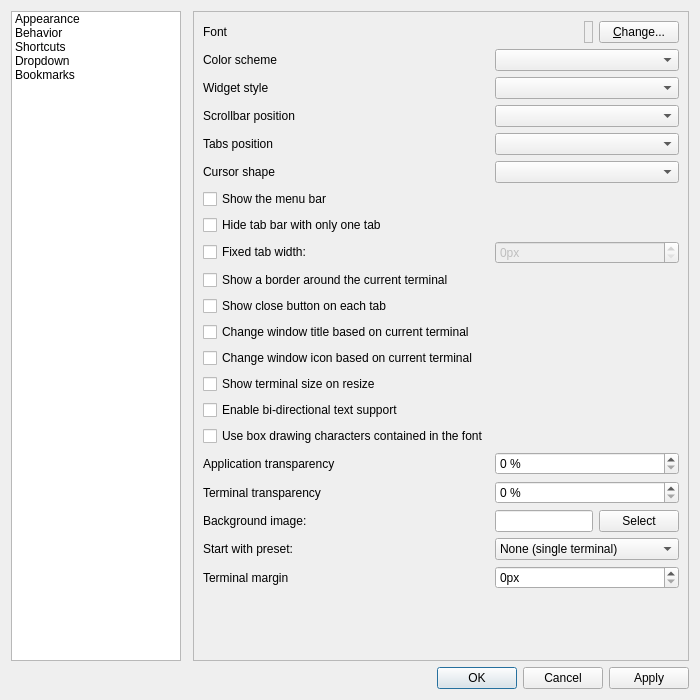
Qt form src/forms/propertiesdialog.ui (lxqt/qterminal) before a commit.
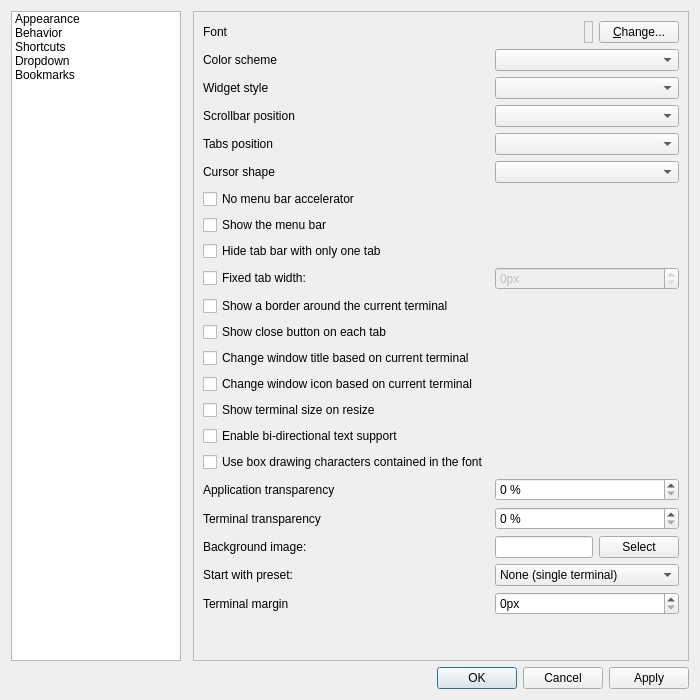
The same form after that commit.

Commit message:
Made menubar accelerators optional
Because `Alt+F` and some other shortcuts have meaning for a terminal emulator.

Fixes https://github.com/lxqt/qterminal/issues/485

Patch:
```diff
--- a/src/forms/propertiesdialog.ui
+++ b/src/forms/propertiesdialog.ui
@@ -117,7 +117,7 @@
            </rect>
           </property>
           <layout class="QGridLayout" name="gridLayout_3">
-           <item row="17" column="1">
+           <item row="18" column="1">
             <widget class="QSpinBox" name="appTransparencyBox">
              <property name="suffix">
               <string> %</string>
@@ -194,7 +194,7 @@
              </layout>
             </widget>
            </item>
-           <item row="7" column="0">
+           <item row="8" column="0">
             <widget class="QCheckBox" name="showMenuCheckBox">
              <property name="text">
               <string>Show the menu bar</string>
@@ -204,7 +204,7 @@
            <item row="2" column="1">
             <widget class="QComboBox" name="colorSchemaCombo"/>
            </item>
-           <item row="20" column="0">
+           <item row="21" column="0">
             <widget class="QLabel" name="label_9">
              <property name="text">
               <string>Start with preset:</string>
@@ -214,7 +214,7 @@
              </property>
             </widget>
            </item>
-           <item row="20" column="1">
+           <item row="21" column="1">
             <widget class="QComboBox" name="terminalPresetComboBox">
              <item>
               <property name="text">
@@ -248,7 +248,7 @@
              </property>
             </widget>
            </item>
-           <item row="21" column="0">
+           <item row="22" column="0">
             <widget class="QLabel" name="label_15">
              <property name="text">
               <string>Terminal margin</string>
@@ -258,14 +258,14 @@
              </property>
             </widget>
            </item>
-           <item row="8" column="0">
+           <item row="9" column="0">
             <widget class="QCheckBox" name="hideTabBarCheckBox">
              <property name="text">
               <string>Hide tab bar with only one tab</string>
              </property>
             </widget>
            </item>
-           <item row="19" column="0">
+           <item row="20" column="0">
             <widget class="QLabel" name="label_13">
              <property name="text">
               <string>Background image:</string>
@@ -285,7 +285,7 @@
              </property>
             </widget>
            </item>
-           <item row="19" column="1">
+           <item row="20" column="1">
             <layout class="QHBoxLayout" name="horizontalLayout_3">
              <item>
               <widget class="QLineEdit" name="backgroundImageLineEdit"/>
@@ -312,7 +312,7 @@
            <item row="5" column="1">
             <widget class="QComboBox" name="tabsPos_comboBox"/>
            </item>
-           <item row="22" column="0" colspan="2">
+           <item row="23" column="0" colspan="2">
             <spacer name="verticalSpacer_3">
              <property name="orientation">
               <enum>Qt::Vertical</enum>
@@ -325,7 +325,7 @@
              </property>
             </spacer>
            </item>
-           <item row="11" column="0">
+           <item row="12" column="0">
             <widget class="QCheckBox" name="closeTabButtonCheckBox">
              <property name="text">
               <string>Show close button on each tab</string>
@@ -345,7 +345,7 @@
              </property>
             </widget>
            </item>
-           <item row="18" column="0">
+           <item row="19" column="0">
             <widget class="QLabel" name="label">
              <property name="text">
               <string>Terminal transparency</string>
@@ -358,7 +358,7 @@
            <item row="6" column="1">
             <widget class="QComboBox" name="keybCursorShape_comboBox"/>
            </item>
-           <item row="17" column="0">
+           <item row="18" column="0">
             <widget class="QLabel" name="label_4">
              <property name="text">
               <string>Application transparency</string>
@@ -368,28 +368,28 @@
              </property>
             </widget>
            </item>
-           <item row="10" column="0">
+           <item row="11" column="0">
             <widget class="QCheckBox" name="highlightCurrentCheckBox">
              <property name="text">
               <string>Show a border around the current terminal</string>
              </property>
             </widget>
            </item>
-           <item row="21" column="1">
+           <item row="22" column="1">
             <widget class="QSpinBox" name="terminalMarginSpinBox">
              <property name="suffix">
               <string>px</string>
              </property>
             </widget>
            </item>
-           <item row="15" column="0" colspan="2">
+           <item row="16" column="0" colspan="2">
             <widget class="QCheckBox" name="enabledBidiSupportCheckBox">
              <property name="text">
               <string>Enable bi-directional text support</string>
              </property>
             </widget>
            </item>
-           <item row="18" column="1">
+           <item row="19" column="1">
             <widget class="QSpinBox" name="termTransparencyBox">
              <property name="suffix">
               <string> %</string>
@@ -405,7 +405,7 @@
              </property>
             </widget>
            </item>
-           <item row="9" column="1">
+           <item row="10" column="1">
             <widget class="QSpinBox" name="fixedTabWidthSpinBox">
              <property name="enabled">
               <bool>false</bool>
@@ -428,14 +428,14 @@
              </property>
             </widget>
            </item>
-           <item row="12" column="0" colspan="2">
+           <item row="13" column="0" colspan="2">
             <widget class="QCheckBox" name="changeWindowTitleCheckBox">
              <property name="text">
               <string>Change window title based on current terminal</string>
              </property>
             </widget>
            </item>
-           <item row="9" column="0">
+           <item row="10" column="0">
             <widget class="QCheckBox" name="fixedTabWidthCheckBox">
              <property name="text">
               <string>Fixed tab width:</string>
@@ -445,27 +445,37 @@
            <item row="3" column="1">
             <widget class="QComboBox" name="styleComboBox"/>
            </item>
-           <item row="13" column="0" colspan="2">
+           <item row="14" column="0" colspan="2">
             <widget class="QCheckBox" name="changeWindowIconCheckBox">
              <property name="text">
               <string>Change window icon based on current terminal</string>
              </property>
             </widget>
            </item>
-           <item row="14" column="0">
+           <item row="15" column="0">
             <widget class="QCheckBox" name="showTerminalSizeHintCheckBox">
              <property name="text">
               <string>Show terminal size on resize</string>
              </property>
             </widget>
            </item>
-           <item row="16" column="0">
+           <item row="17" column="0">
             <widget class="QCheckBox" name="useFontBoxDrawingCharsCheckBox">
              <property name="text">
               <string>Use box drawing characters contained in the font</string>
              </property>
             </widget>
            </item>
+           <item row="7" column="0">
+            <widget class="QCheckBox" name="menuAccelCheckBox">
+             <property name="toolTip">
+              <string>Accelerators are activated by Alt and can interfere with the terminal.</string>
+             </property>
+             <property name="text">
+              <string>No menu bar accelerator</string>
+             </property>
+            </widget>
+           </item>
           </layout>
          </widget>
         </widget>
```
The commit also changes 6 other files.
